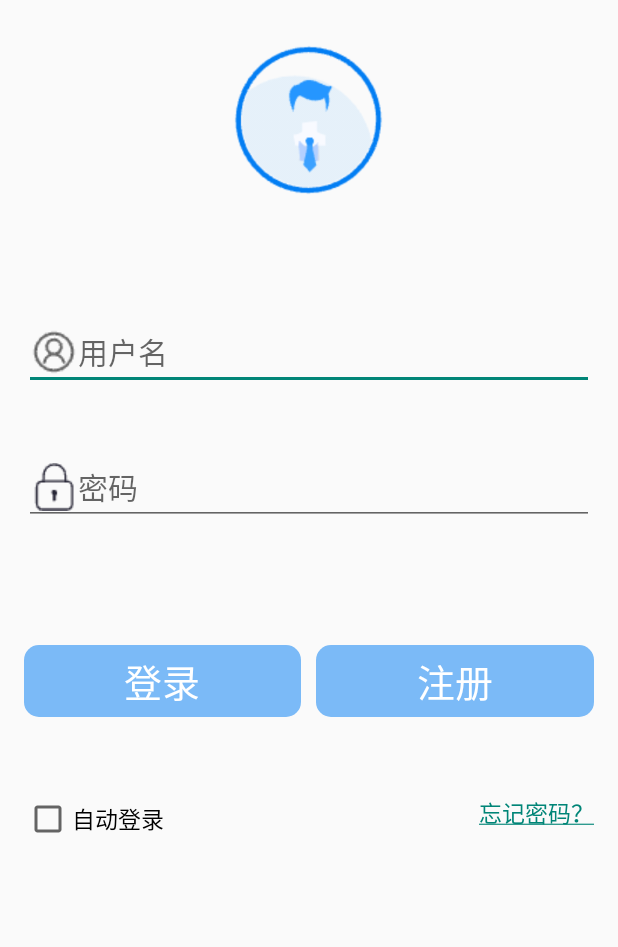
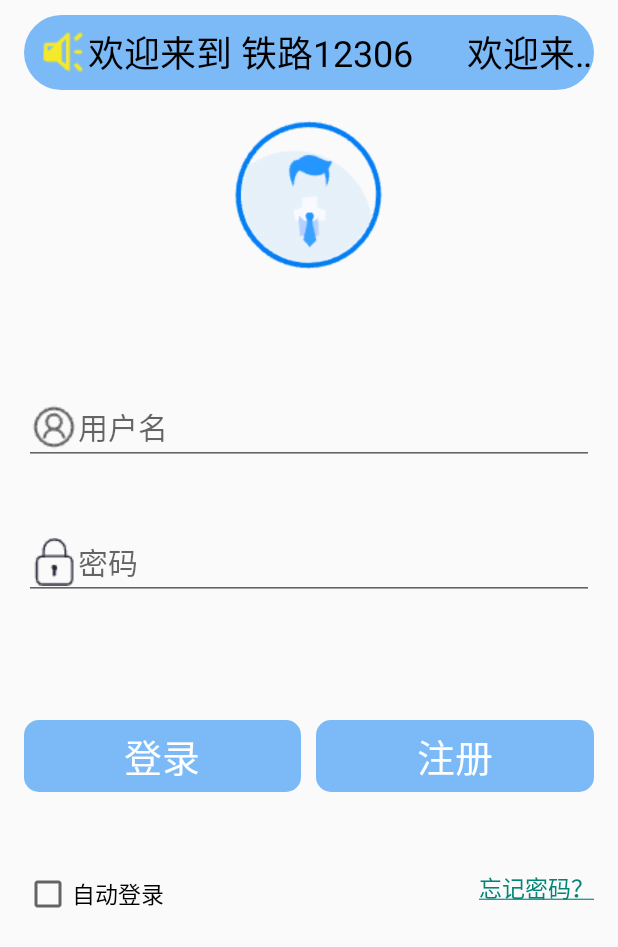
Before and after one commit to zechaowei/Android-Railway-Ticket-System, an Android app: the screen it shows after launch (LoginActivity), on a phone screen of 412 x 824 dp. Shown: the top 947 px of the screen. Run offline under Robolectric (Android 15) with nearby library versions, the phone set to English and light mode, and no system bars.

Commit message:
跑马灯实现

```diff
--- a/app/src/main/java/com/example/railwayticketingsystem/LoginActivity.java
+++ b/app/src/main/java/com/example/railwayticketingsystem/LoginActivity.java
@@ -2,6 +2,7 @@
 
 import androidx.appcompat.app.AppCompatActivity;
 
+import android.annotation.SuppressLint;
 import android.app.Activity;
 import android.content.Context;
 import android.content.Intent;
@@ -17,6 +18,8 @@
 import android.widget.TextView;
 import android.widget.Toast;
 
+import org.w3c.dom.Text;
+
 import java.net.MalformedURLException;
 import java.net.URL;
 import java.net.URLConnection;
@@ -31,6 +34,8 @@
     private TextView etPassword;
     private CheckBox autoLogin;
 
+    private TextView tvWelcome;
+    @SuppressLint("MissingInflatedId")
     @Override
     protected void onCreate(Bundle savedInstanceState) {
         super.onCreate(savedInstanceState);
@@ -49,6 +54,27 @@
         etUsername = findViewById(R.id.username);
         etPassword = findViewById(R.id.password);
         autoLogin = findViewById(R.id.autoLogin);
+        tvWelcome = findViewById(R.id.tvWelcome);
+        tvWelcome.requestFocus();
+
+        //点击其他组件时，保持跑马灯不变
+        etUsername.setOnFocusChangeListener(new View.OnFocusChangeListener() {
+            @Override
+            public void onFocusChange(View view, boolean hasFocus) {
+                if (hasFocus){
+                    tvWelcome.requestFocus();
+                }
+            }
+        });
+        etPassword.setOnFocusChangeListener(new View.OnFocusChangeListener() {
+            @Override
+            public void onFocusChange(View view, boolean hasFocus) {
+                if (hasFocus){
+                    tvWelcome.requestFocus();
+                }
+            }
+        });
+
         //给按钮添加点击事件
         btnLogin.setOnClickListener(new View.OnClickListener() {
             @Override
@@ -99,6 +125,8 @@
         //设置点击忘记密码时跳转到对应网站，例如http://www.baidu.com
         tvForgetPassword.setText(Html.fromHtml("<a href=\"http://www.baidu.com\">忘记密码？</a>"));
         tvForgetPassword.setMovementMethod(LinkMovementMethod.getInstance());
+
+
     }
 
 
@@ -140,4 +168,12 @@
             Log.d("LoginActivity", "非自动登录");
         }
     }
+
+    @Override
+    protected void onResume() {
+        super.onResume();
+        //返回跑马灯页面时，保证跑马灯继续运行
+        TextView tvWelcome = findViewById(R.id.tvWelcome);
+        tvWelcome.setSelected(true);
+    }
 }
--- /dev/null
+++ b/app/src/main/res/drawable/bg_paomadeng.xml
@@ -0,0 +1,6 @@
+<?xml version="1.0" encoding="utf-8"?>
+<shape xmlns:android="http://schemas.android.com/apk/res/android"
+    android:shape="rectangle">
+    <solid android:color="@color/blue" /> <!-- 指定填充颜色 -->
+    <corners android:radius="50dp" />
+</shape>
--- a/app/src/main/res/layout/activity_login.xml
+++ b/app/src/main/res/layout/activity_login.xml
@@ -2,8 +2,31 @@
 <RelativeLayout xmlns:android="http://schemas.android.com/apk/res/android"
     android:layout_width="match_parent"
     android:layout_height="match_parent"
+    xmlns:app="http://schemas.android.com/apk/res-auto"
     android:paddingRight="16dp"
     android:paddingLeft="16dp">
+
+    <TextView
+        android:id="@+id/tvWelcome"
+        android:paddingLeft="10dp"
+        android:layout_width="wrap_content"
+        android:layout_height="50dp"
+        android:text="欢迎来到 铁路12306      欢迎来到 铁路12306        欢迎来到 铁路12306"
+        android:singleLine="true"
+        android:ellipsize="marquee"
+        android:marqueeRepeatLimit="marquee_forever"
+        android:focusable="true"
+        android:focusableInTouchMode="true"
+        android:textColor="#000000"
+        android:background="@drawable/bg_paomadeng"
+        android:gravity="center"
+        android:textSize="24sp"
+        android:layout_marginTop="10dp"
+        android:drawableLeft="@drawable/icon_laba"/>
+
+
+
+
 
     <ImageView
         android:id="@+id/people"
@@ -11,7 +34,7 @@
         android:layout_height="100dp"
         android:src="@drawable/icon_people"
         android:layout_centerHorizontal="true"
-        android:layout_marginTop="30dp"/>
+        android:layout_marginTop="80dp"/>
 
     <!--设置用户栏-->
     <EditText
```
Also changed, not shown: app/src/main/res/drawable/icon_laba.png (added).
